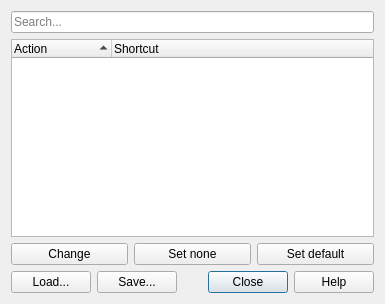
The window that src/ui/qgsconfigureshortcutsdialog.ui (qgis/QGIS) describes before a commit, drawn with Qt 5.
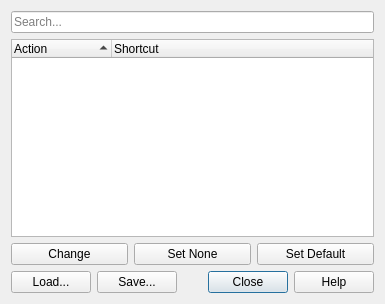
The same window after the commit. Custom widgets are drawn as their Qt base class.

What changed in the file:
```diff
--- a/src/ui/qgsconfigureshortcutsdialog.ui
+++ b/src/ui/qgsconfigureshortcutsdialog.ui
@@ -65,7 +65,7 @@
      <item>
       <widget class="QPushButton" name="btnSetNoShortcut">
        <property name="text">
-        <string>Set none</string>
+        <string>Set None</string>
        </property>
        <property name="autoDefault">
         <bool>false</bool>
@@ -75,7 +75,7 @@
      <item>
       <widget class="QPushButton" name="btnResetShortcut">
        <property name="text">
-        <string>Set default</string>
+        <string>Set Default</string>
        </property>
        <property name="autoDefault">
         <bool>false</bool>
```
